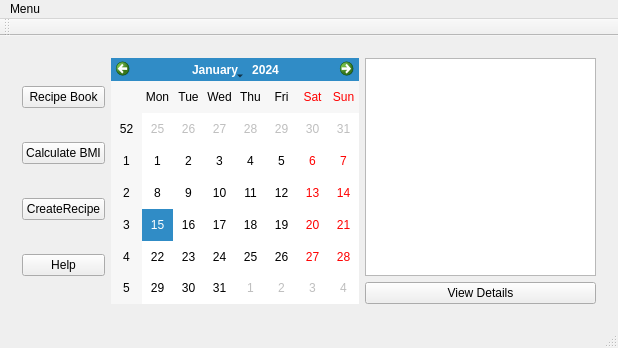
Old version of the form mealplanner/mainwindow.ui in the repository escobaros-dos/mealplanner.
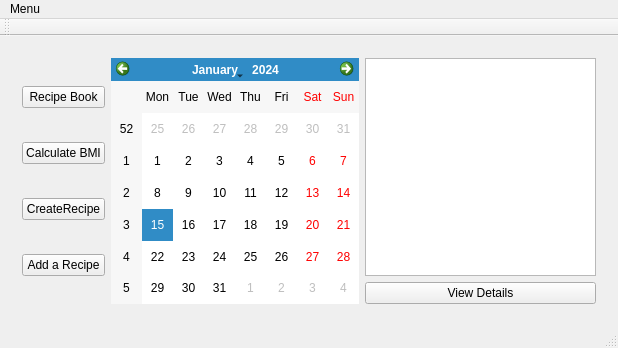
New version of the form.

Commit message: added adding existing recipe

Patch:
```diff
--- a/mealplanner/mainwindow.ui
+++ b/mealplanner/mainwindow.ui
@@ -46,7 +46,7 @@
            <item>
             <widget class="QPushButton" name="HelpButton">
              <property name="text">
-              <string>Help</string>
+              <string>Add a Recipe</string>
              </property>
             </widget>
            </item>
```
Left out of the diff: 2 changed lines with no effect on the pictures. The commit also changes 5 other files.
